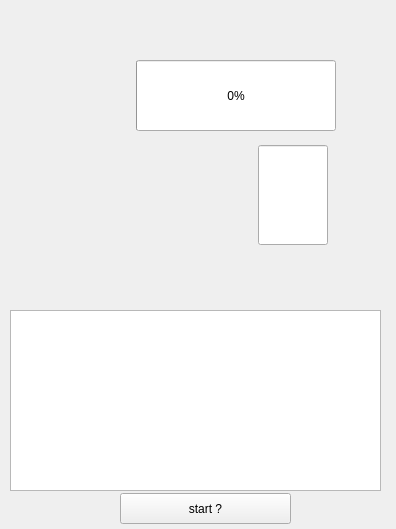
First picture: the form in app/puls_5/puls_5.ui, repository ADenvan/My-Try, before the edit.
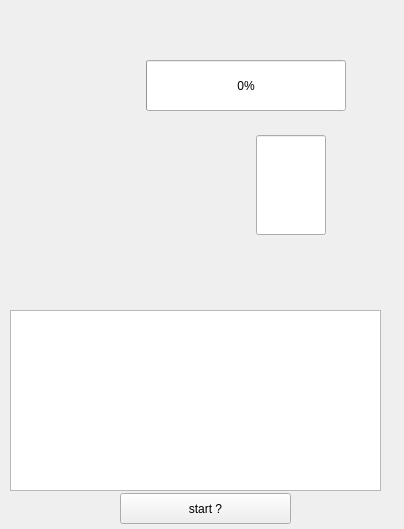
Second picture: the form after the edit.

What changed in the file:
```diff
--- a/app/puls_5/puls_5.ui
+++ b/app/puls_5/puls_5.ui
@@ -6,7 +6,7 @@
    <rect>
     <x>0</x>
     <y>0</y>
-    <width>396</width>
+    <width>404</width>
     <height>529</height>
    </rect>
   </property>
@@ -39,10 +39,25 @@
       <x>10</x>
       <y>130</y>
       <width>371</width>
-      <height>131</height>
+      <height>111</height>
      </rect>
     </property>
     <layout class="QHBoxLayout" name="horizontalLayout_2">
+     <property name="spacing">
+      <number>0</number>
+     </property>
+     <property name="leftMargin">
+      <number>0</number>
+     </property>
+     <property name="topMargin">
+      <number>0</number>
+     </property>
+     <property name="rightMargin">
+      <number>0</number>
+     </property>
+     <property name="bottomMargin">
+      <number>0</number>
+     </property>
      <item>
       <widget class="QLabel" name="question_label">
        <property name="maximumSize">
@@ -90,15 +105,30 @@
       <x>10</x>
       <y>60</y>
       <width>371</width>
-      <height>71</height>
+      <height>51</height>
      </rect>
     </property>
     <layout class="QHBoxLayout" name="horizontalLayout">
+     <property name="spacing">
+      <number>0</number>
+     </property>
+     <property name="leftMargin">
+      <number>0</number>
+     </property>
+     <property name="topMargin">
+      <number>0</number>
+     </property>
+     <property name="rightMargin">
+      <number>0</number>
+     </property>
+     <property name="bottomMargin">
+      <number>0</number>
+     </property>
      <item>
       <widget class="QLabel" name="time_label">
        <property name="maximumSize">
         <size>
-         <width>30</width>
+         <width>70</width>
          <height>100</height>
         </size>
        </property>
@@ -112,6 +142,22 @@
        </property>
       </widget>
      </item>
+     <item>
+      <spacer name="horizontalSpacer">
+       <property name="orientation">
+        <enum>Qt::Orientation::Horizontal</enum>
+       </property>
+       <property name="sizeType">
+        <enum>QSizePolicy::Policy::Minimum</enum>
+       </property>
+       <property name="sizeHint" stdset="0">
+        <size>
+         <width>0</width>
+         <height>0</height>
+        </size>
+       </property>
+      </spacer>
+     </item>
      <item>
       <widget class="QProgressBar" name="progress_bar">
        <property name="maximumSize">
```
